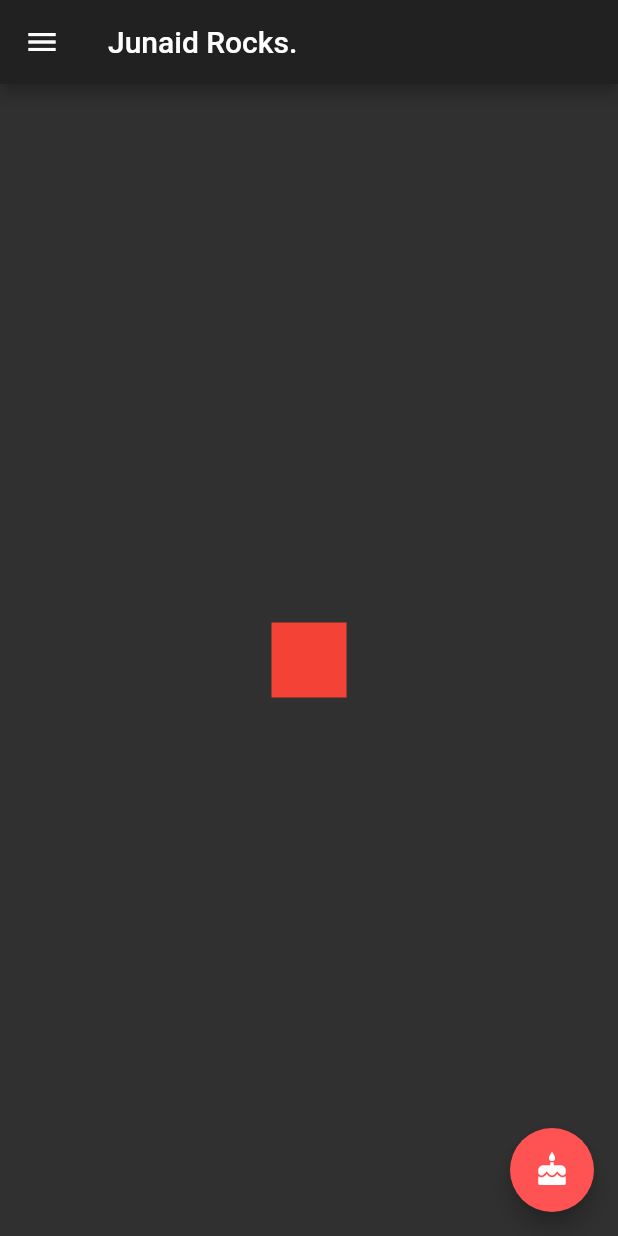
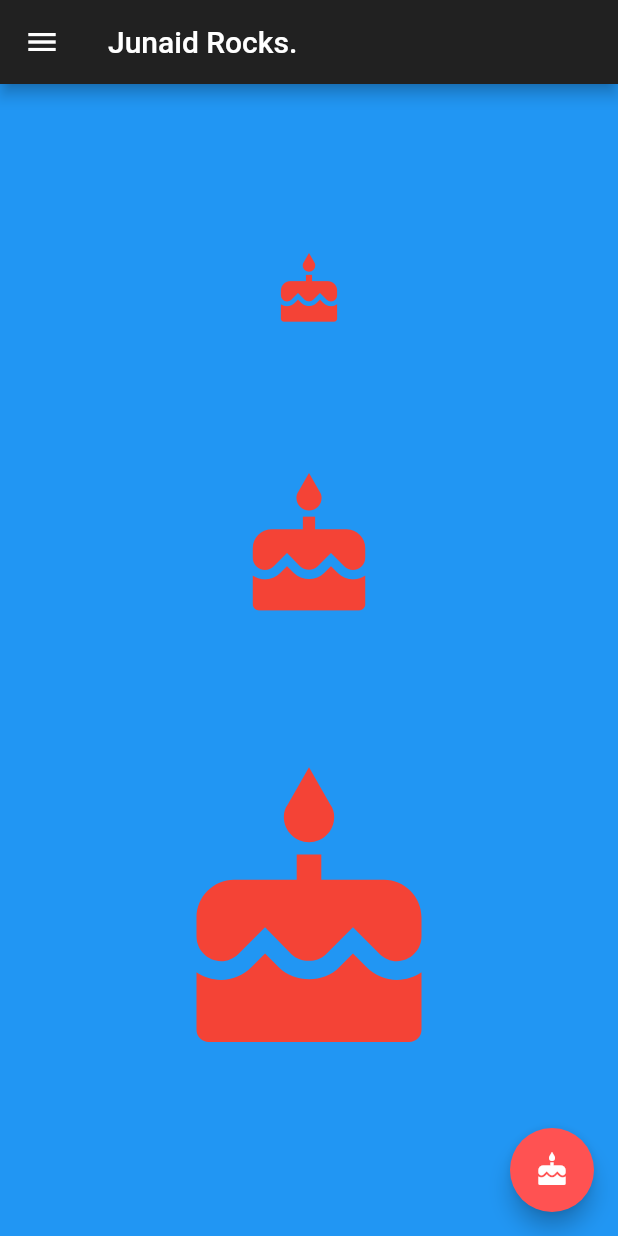
Before and after one commit to mastercoder3/fireship_app, a Flutter app: the screen it shows after launch, on a phone screen of 412 x 824 dp. Run offline on Flutter 3.47's test engine with Material 2 defaults, Android fonts, the phone set to English and light mode, and no system bars.

Commit message:
flex layout

```diff
--- a/lib/main.dart
+++ b/lib/main.dart
@@ -15,19 +15,35 @@ class MyApp extends StatelessWidget {
             title: Text('Junaid Rocks.'),
           ),
 
-          body: Center(
-            child: Material(
-              color: Colors.red,
-              child: InkWell(
-                onTap: () => print('Button pressed!'),
-                child: Container(
-                  width: 50,
-                  height: 50,
-                  // color: Colors.red,
-                ),
-              ),
+
+          body: Container(
+            color: Colors.blue,
+            padding: const EdgeInsets.all(16),
+            child: Column(
+              // mainAxisSize: MainAxisSize.min,
+              mainAxisAlignment: MainAxisAlignment.spaceEvenly,
+              crossAxisAlignment: CrossAxisAlignment.stretch,
+              children: <Widget>[
+                Icon(Icons.cake, color: Colors.red, size: 50),
+                Icon(Icons.cake, color: Colors.red, size: 100),
+                Icon(Icons.cake, color: Colors.red, size: 200)
+              ],
             ),
           ),
+
+          // body: Center(
+          //   child: Material(
+          //     color: Colors.red,
+          //     child: InkWell(
+          //       onTap: () => print('Button pressed!'),
+          //       child: Container(
+          //         width: 50,
+          //         height: 50,
+          //         // color: Colors.red,
+          //       ),
+          //     ),
+          //   ),
+          // ),
 
           // body: Center(
           //   child: Row(
```
